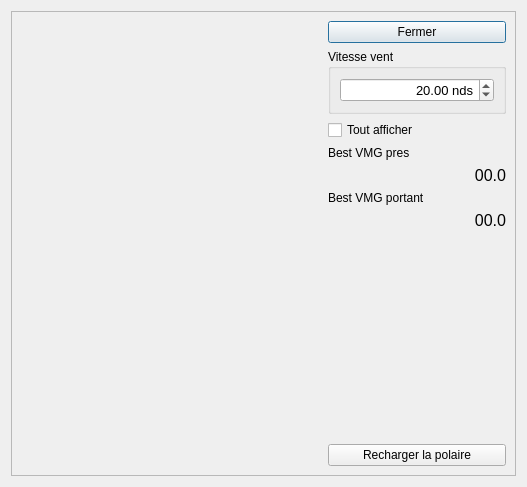
Qt form src/Ui/dialogviewpolar.ui (nohal/qtVlm) before a commit.
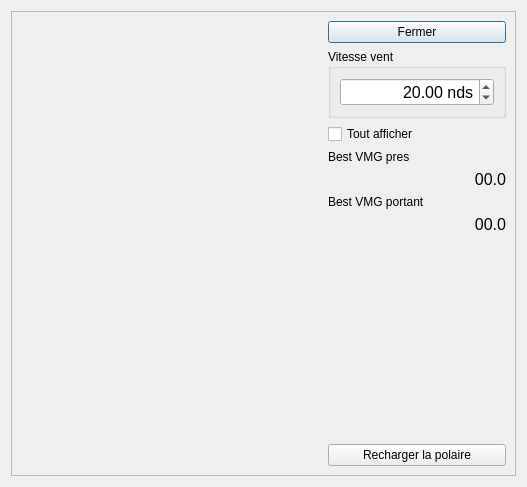
The same form after that commit.

Commit message: Fix some font problems in study polar

What changed in the file:
```diff
--- a/src/Ui/dialogviewpolar.ui
+++ b/src/Ui/dialogviewpolar.ui
@@ -61,7 +61,7 @@
             <widget class="QDoubleSpinBox" name="doubleSpinBox">
              <property name="font">
               <font>
-               <pointsize>10</pointsize>
+               <pointsize>12</pointsize>
               </font>
              </property>
              <property name="alignment">
```
The commit also changes 1 other file.
